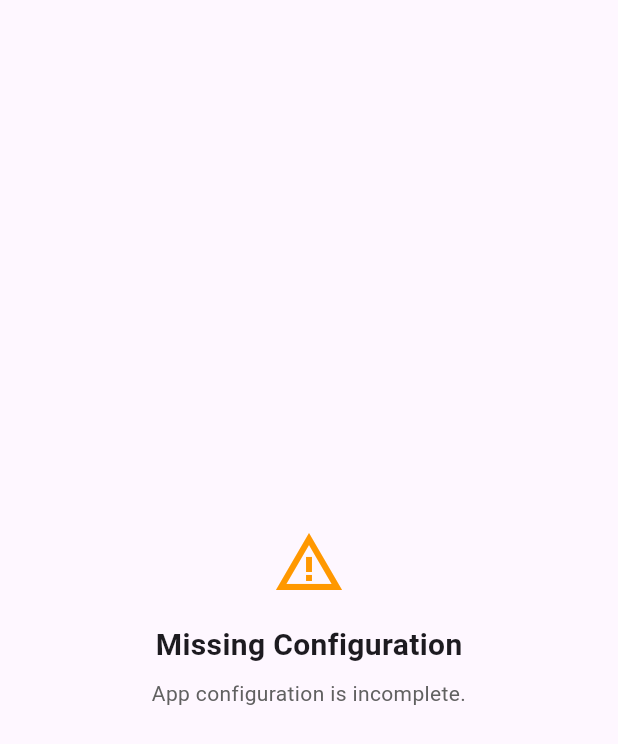
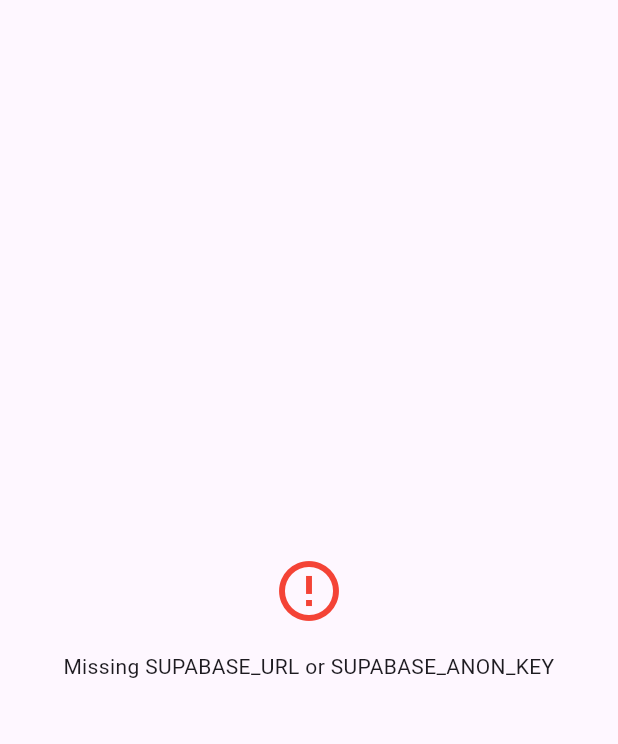
Before and after one commit to yogeshn07/Manager-Connect, a Flutter app: the screen it shows after launch, on a phone screen of 412 x 824 dp. Shown: the top 744 px of the screen. Run offline on Flutter 3.47's test engine with Material 3 defaults, Android fonts, the phone set to English and light mode, and no system bars; our stand-ins replace firebase_core, firebase_messaging, flutter_riverpod, go_router, riverpod_annotation, supabase_flutter; accounts and stored records are empty; generated files the repository leaves out were written again.

Commit message:
Fix white screen: correct PasskeyAuthenticator JS stub + Supabase try-catch
passkeys_web calls PasskeyAuthenticator.init() at startup — previous
stub used wrong name (window.Passkeys). Now provides all 7 methods
the package expects. Also wrapped Supabase.initialize() in try-catch
with visible error screen. App now renders correctly on web.

Co-Authored-By: Claude Sonnet 4.6 <noreply@anthropic.com>

```diff
--- a/frontend/lib/main.dart
+++ b/frontend/lib/main.dart
@@ -20,14 +20,19 @@ void main() async {
   }
 
   if (!Env.isConfigured) {
-    runApp(const _MissingEnvApp());
+    runApp(const _ErrorApp(message: 'Missing SUPABASE_URL or SUPABASE_ANON_KEY'));
     return;
   }
 
-  await Supabase.initialize(
-    url: Env.supabaseUrl,
-    publishableKey: Env.supabaseAnonKey,
-  );
+  try {
+    await Supabase.initialize(
+      url: Env.supabaseUrl,
+      publishableKey: Env.supabaseAnonKey,
+    );
+  } catch (e) {
+    runApp(_ErrorApp(message: 'Supabase init failed: $e'));
+    return;
+  }
 
   ErrorWidget.builder = (FlutterErrorDetails details) {
     return MaterialApp(
@@ -36,9 +41,9 @@ void main() async {
           child: Padding(
             padding: const EdgeInsets.all(24),
             child: Text(
-              'Something went wrong.\nPlease restart the app.',
+              'Something went wrong.\n${details.exceptionAsString()}',
               textAlign: TextAlign.center,
-              style: TextStyle(fontSize: 16, color: Colors.grey[700]),
+              style: TextStyle(fontSize: 14, color: Colors.grey[700]),
             ),
           ),
         ),
@@ -49,8 +54,9 @@ void main() async {
   runApp(const ProviderScope(child: App()));
 }
 
-class _MissingEnvApp extends StatelessWidget {
-  const _MissingEnvApp();
+class _ErrorApp extends StatelessWidget {
+  const _ErrorApp({required this.message});
+  final String message;
 
   @override
   Widget build(BuildContext context) {
@@ -62,20 +68,9 @@ class _MissingEnvApp extends StatelessWidget {
             child: Column(
               mainAxisSize: MainAxisSize.min,
               children: [
-                const Icon(Icons.warning_amber, size: 48, color: Colors.orange),
+                const Icon(Icons.error_outline, size: 48, color: Colors.red),
                 const SizedBox(height: 16),
-                const Text(
-                  'Missing Configuration',
-                  style: TextStyle(fontSize: 20, fontWeight: FontWeight.bold),
-                ),
-                const SizedBox(height: 8),
-                Text(
-                  kDebugMode
-                      ? 'Launch with --dart-define=SUPABASE_URL=... --dart-define=SUPABASE_ANON_KEY=...'
-                      : 'App configuration is incomplete.',
-                  textAlign: TextAlign.center,
-                  style: TextStyle(color: Colors.grey[700]),
-                ),
+                Text(message, textAlign: TextAlign.center),
               ],
             ),
           ),
```
Also changed, not shown: 1 other file.
